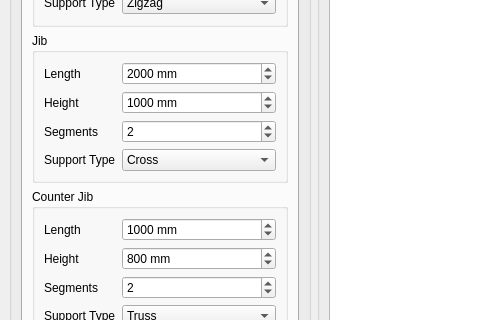
This is craneSimulator/gui/windows/mainwindow.ui in castn/crane-simulator as Qt 5 draws it before an edit; both pictures show x 0 to 480 and y 216 to 536 of the 1022 by 1062 pixel window. The edited form follows.
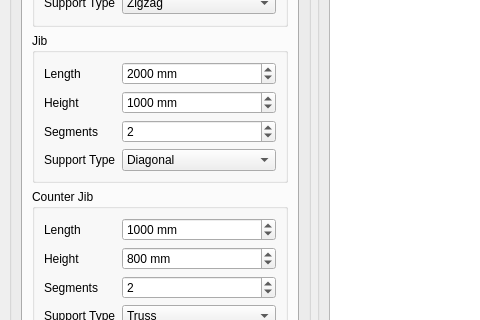
This is the edited form. The open tabs and pages were chosen to show the change.

Commit message: updated countrjib support counterjib support types now get displayed correctly issue was name passthrough from ui

Patch:
```diff
--- a/craneSimulator/gui/windows/mainwindow.ui
+++ b/craneSimulator/gui/windows/mainwindow.ui
@@ -247,18 +247,8 @@
                   <item row="9" column="1">
                    <widget class="QComboBox" name="jibSupportType_comboBox">
                     <property name="currentText">
-                     <string>Cross</string>
+                     <string>Diagonal</string>
                     </property>
-                    <item>
-                     <property name="text">
-                      <string>Cross</string>
-                     </property>
-                    </item>
-                    <item>
-                     <property name="text">
-                      <string>ZigZag</string>
-                     </property>
-                    </item>
                     <item>
                      <property name="text">
                       <string>Diagonal</string>
```
Left out of the diff: 8 changed lines with no effect on the pictures. The commit also changes 2 other files.
